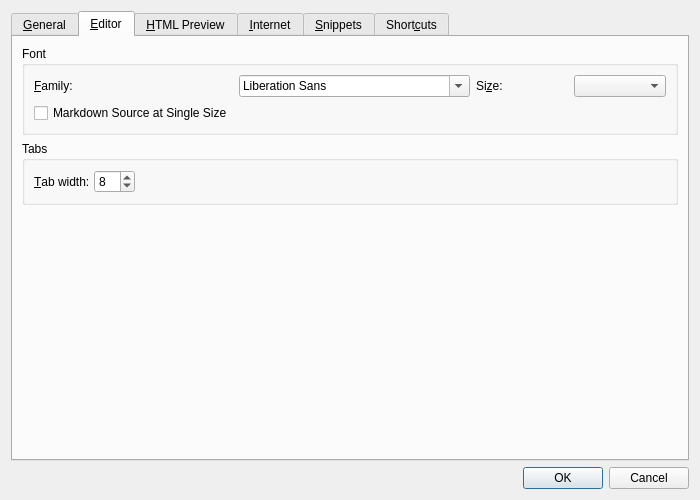
Above: app/optionsdialog.ui from cloose/CuteMarkEd before the change. Below: the same form after it.
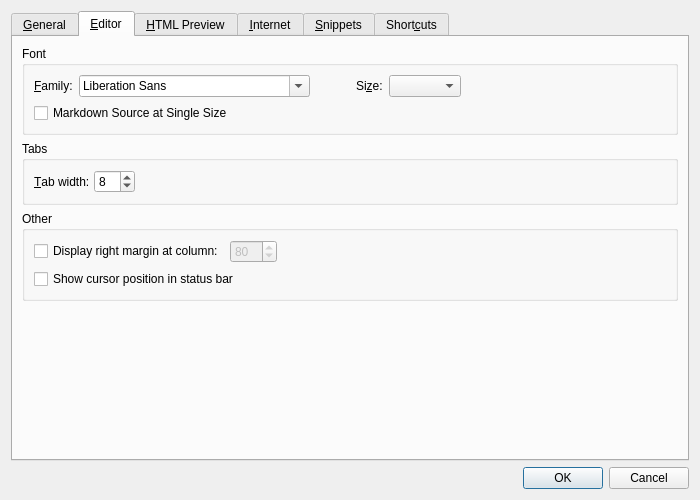
That is the form after the change. The open tabs and pages were chosen to show the change.

The edit to the form file:
```diff
--- a/app/optionsdialog.ui
+++ b/app/optionsdialog.ui
@@ -87,34 +87,74 @@
          <property name="title">
           <string>Font</string>
          </property>
-         <layout class="QGridLayout" name="gridLayout_3">
-          <item row="0" column="1">
-           <widget class="QFontComboBox" name="fontComboBox"/>
+         <layout class="QVBoxLayout" name="verticalLayout_11">
+          <item>
+           <layout class="QHBoxLayout" name="horizontalLayout_4">
+            <item>
+             <widget class="QLabel" name="familyLabel">
+              <property name="text">
+               <string>&amp;Family:</string>
+              </property>
+              <property name="buddy">
+               <cstring>fontComboBox</cstring>
+              </property>
+             </widget>
+            </item>
+            <item>
+             <widget class="QFontComboBox" name="fontComboBox"/>
+            </item>
+            <item>
+             <spacer name="horizontalSpacer_3">
+              <property name="orientation">
+               <enum>Qt::Horizontal</enum>
+              </property>
+              <property name="sizeType">
+               <enum>QSizePolicy::Minimum</enum>
+              </property>
+              <property name="sizeHint" stdset="0">
+               <size>
+                <width>40</width>
+                <height>6</height>
+               </size>
+              </property>
+             </spacer>
+            </item>
+            <item>
+             <widget class="QLabel" name="sizeLabel">
+              <property name="text">
+               <string>Si&amp;ze:</string>
+              </property>
+              <property name="buddy">
+               <cstring>sizeComboBox</cstring>
+              </property>
+             </widget>
+            </item>
+            <item>
+             <widget class="QComboBox" name="sizeComboBox">
+              <property name="sizePolicy">
+               <sizepolicy hsizetype="Preferred" vsizetype="Fixed">
+                <horstretch>0</horstretch>
+                <verstretch>0</verstretch>
+               </sizepolicy>
+              </property>
+             </widget>
+            </item>
+            <item>
+             <spacer name="horizontalSpacer_4">
+              <property name="orientation">
+               <enum>Qt::Horizontal</enum>
+              </property>
+              <property name="sizeHint" stdset="0">
+               <size>
+                <width>40</width>
+                <height>20</height>
+               </size>
+              </property>
+             </spacer>
+            </item>
+           </layout>
           </item>
-          <item row="0" column="2">
-           <widget class="QLabel" name="sizeLabel">
-            <property name="text">
-             <string>Si&amp;ze:</string>
-            </property>
-            <property name="buddy">
-             <cstring>sizeComboBox</cstring>
-            </property>
-           </widget>
-          </item>
-          <item row="0" column="3">
-           <widget class="QComboBox" name="sizeComboBox"/>
-          </item>
-          <item row="0" column="0">
-           <widget class="QLabel" name="familyLabel">
-            <property name="text">
-             <string>&amp;Family:</string>
-            </property>
-            <property name="buddy">
-             <cstring>fontComboBox</cstring>
-            </property>
-           </widget>
-          </item>
-          <item row="1" column="0">
+          <item>
            <widget class="QCheckBox" name="sourceSingleSizedCheckBox">
             <property name="text">
              <string>Markdown Source at Single Size</string>
@@ -169,11 +209,70 @@
          </layout>
         </widget>
        </item>
+       <item>
+        <widget class="QGroupBox" name="otherGroupBox">
+         <property name="title">
+          <string>Other</string>
+         </property>
+         <layout class="QVBoxLayout" name="verticalLayout_10">
+          <item>
+           <layout class="QHBoxLayout" name="horizontalLayout">
+            <item>
+             <widget class="QCheckBox" name="rulerEnableCheckBox">
+              <property name="text">
+               <string>Display right margin at column:</string>
+              </property>
+             </widget>
+            </item>
+            <item>
+             <widget class="QSpinBox" name="rulerPosSpinBox">
+              <property name="enabled">
+               <bool>false</bool>
+              </property>
+              <property name="minimum">
+               <number>1</number>
+              </property>
+              <property name="maximum">
+               <number>999</number>
+              </property>
+              <property name="value">
+               <number>80</number>
+              </property>
+             </widget>
+            </item>
+            <item>
+             <spacer name="horizontalSpacer_2">
+              <property name="orientation">
+               <enum>Qt::Horizontal</enum>
+              </property>
+              <property name="sizeHint" stdset="0">
+               <size>
+                <width>40</width>
+                <height>20</height>
+               </size>
+              </property>
+             </spacer>
+            </item>
+           </layout>
+          </item>
+          <item>
+           <widget class="QCheckBox" name="lineColumnCheckBox">
+            <property name="text">
+             <string>Show cursor position in status bar</string>
+            </property>
+           </widget>
+          </item>
+         </layout>
+        </widget>
+       </item>
        <item>
         <spacer name="verticalSpacer">
          <property name="orientation">
           <enum>Qt::Vertical</enum>
          </property>
+         <property name="sizeType">
+          <enum>QSizePolicy::Expanding</enum>
+         </property>
          <property name="sizeHint" stdset="0">
           <size>
            <width>20</width>
```
Left out of the diff: 109 changed lines with no effect on the pictures.
